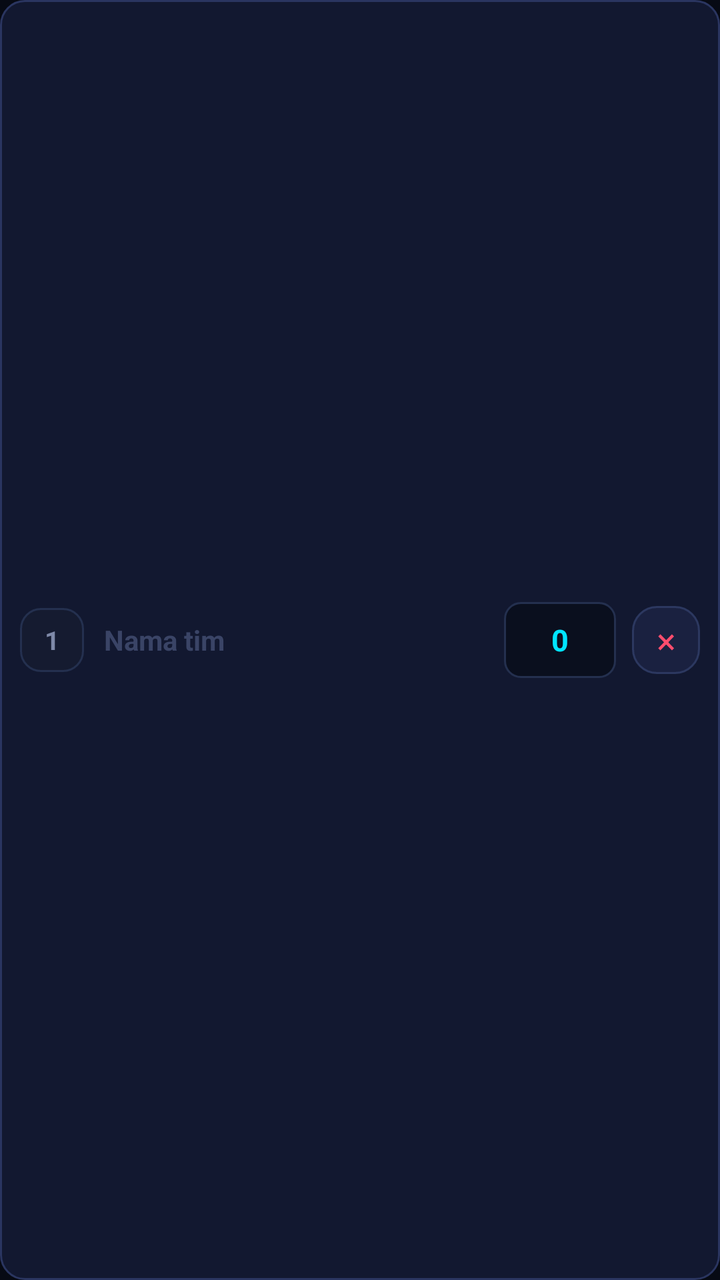
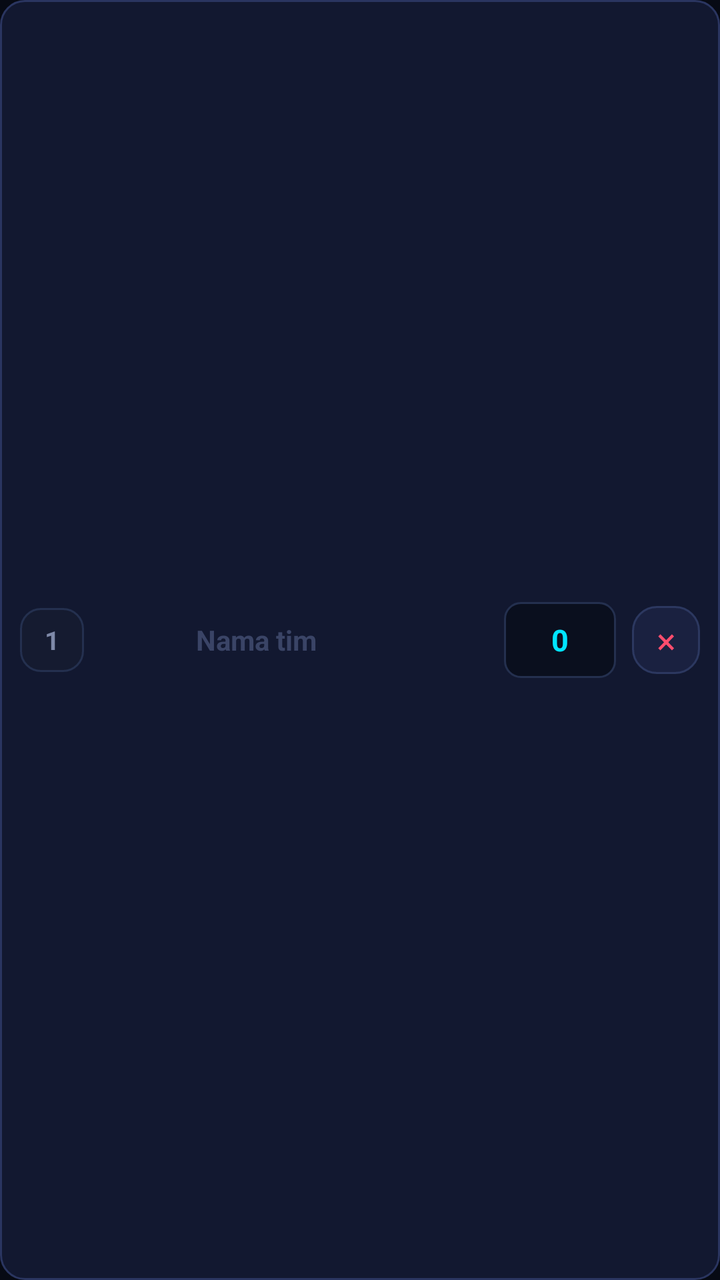

Compare the two renders of this Android layout. The source of the first and the diff that turns it into the second are given below.
<!-- AndroidManifest.xml: application theme Theme.BracketLive -->
<!-- res/layout/item_team_row.xml -->
<?xml version="1.0" encoding="utf-8"?>
<LinearLayout xmlns:android="http://schemas.android.com/apk/res/android"
    android:layout_width="match_parent"
    android:layout_height="wrap_content"
    android:orientation="horizontal"
    android:gravity="center_vertical"
    android:padding="10dp"
    android:layout_marginBottom="8dp"
    android:background="@drawable/bg_match">

    <TextView
        android:id="@+id/tvRank"
        android:layout_width="32dp"
        android:layout_height="32dp"
        android:gravity="center"
        android:text="1"
        android:textStyle="bold"
        android:textSize="13sp"
        android:textColor="@color/muted"
        android:background="@drawable/bg_chip" />

    <EditText
        android:id="@+id/etName"
        android:layout_width="0dp"
        android:layout_height="wrap_content"
        android:layout_weight="1"
        android:layout_marginStart="10dp"
        android:background="@android:color/transparent"
        android:textColor="@color/text"
        android:textSize="14sp"
        android:textStyle="bold"
        android:inputType="text"
        android:maxLines="1"
        android:hint="Nama tim"
        android:textColorHint="@color/dim" />

    <EditText
        android:id="@+id/etScore"
        android:layout_width="56dp"
        android:layout_height="38dp"
        android:gravity="center"
        android:inputType="number"
        android:text="0"
        android:textColor="@color/cyan"
        android:textStyle="bold"
        android:textSize="15sp"
        android:background="@drawable/bg_input" />

    <TextView
        android:id="@+id/btnDel"
        android:layout_width="34dp"
        android:layout_height="34dp"
        android:layout_marginStart="8dp"
        android:gravity="center"
        android:text="×"
        android:textColor="@color/red"
        android:textSize="18sp"
        android:background="@drawable/bg_btn_gray" />
</LinearLayout>
<!-- resources referenced by this layout -->
<resources>
  <color name="cyan">#00E5FF</color>
  <color name="dim">#3A4466</color>
  <color name="muted">#7E89A8</color>
  <color name="red">#FF4D6D</color>
  <color name="text">#EAF0FF</color>
  <!-- drawable bg_btn_gray (drawable) -->
  <?xml version="1.0" encoding="utf-8"?>
  <shape xmlns:android="http://schemas.android.com/apk/res/android" android:shape="rectangle">
      <solid android:color="#1A2140"/>
      <corners android:radius="12dp"/>
      <stroke android:width="1dp" android:color="#2C3860"/>
  </shape>
  <!-- drawable bg_chip (drawable) -->
  <?xml version="1.0" encoding="utf-8"?>
  <shape xmlns:android="http://schemas.android.com/apk/res/android" android:shape="rectangle">
      <solid android:color="#151B30"/>
      <corners android:radius="10dp"/>
      <stroke android:width="1dp" android:color="#24304F"/>
  </shape>
  <!-- drawable bg_input (drawable) -->
  <?xml version="1.0" encoding="utf-8"?>
  <shape xmlns:android="http://schemas.android.com/apk/res/android" android:shape="rectangle">
      <solid android:color="#0A0F1E"/>
      <corners android:radius="8dp"/>
      <stroke android:width="1dp" android:color="#24304F"/>
  </shape>
  <!-- drawable bg_match (drawable) -->
  <?xml version="1.0" encoding="utf-8"?>
  <shape xmlns:android="http://schemas.android.com/apk/res/android" android:shape="rectangle">
      <solid android:color="#121830"/>
      <corners android:radius="12dp"/>
      <stroke android:width="1dp" android:color="#2A3560"/>
  </shape>
  <style name="Theme.BracketLive" parent="Theme.MaterialComponents.DayNight.NoActionBar">
          <item name="colorPrimary">@color/cyan</item>
          <item name="colorPrimaryVariant">@color/blue</item>
          <item name="colorSecondary">@color/magenta</item>
          <item name="android:statusBarColor">@color/bg</item>
          <item name="android:navigationBarColor">@color/bg</item>
          <item name="android:windowBackground">@color/bg</item>
          <item name="android:textColor">@color/text</item>
          <item name="android:textColorPrimary">@color/text</item>
      </style>
  <color name="blue">#2979FF</color>
  <color name="magenta">#FF2E88</color>
  <color name="bg">#070A14</color>
</resources>

<!-- the commit's change to res/layout/item_team_row.xml (unified diff, before → after) -->
@@ -18,6 +18,13 @@
         android:textSize="13sp"
         android:textColor="@color/muted"
         android:background="@drawable/bg_chip" />
+
+    <ImageView
+        android:id="@+id/ivLogo"
+        android:layout_width="36dp"
+        android:layout_height="36dp"
+        android:layout_marginStart="10dp"
+        android:contentDescription="Logo tim (ketuk untuk ganti)" />
 
     <EditText
         android:id="@+id/etName"
